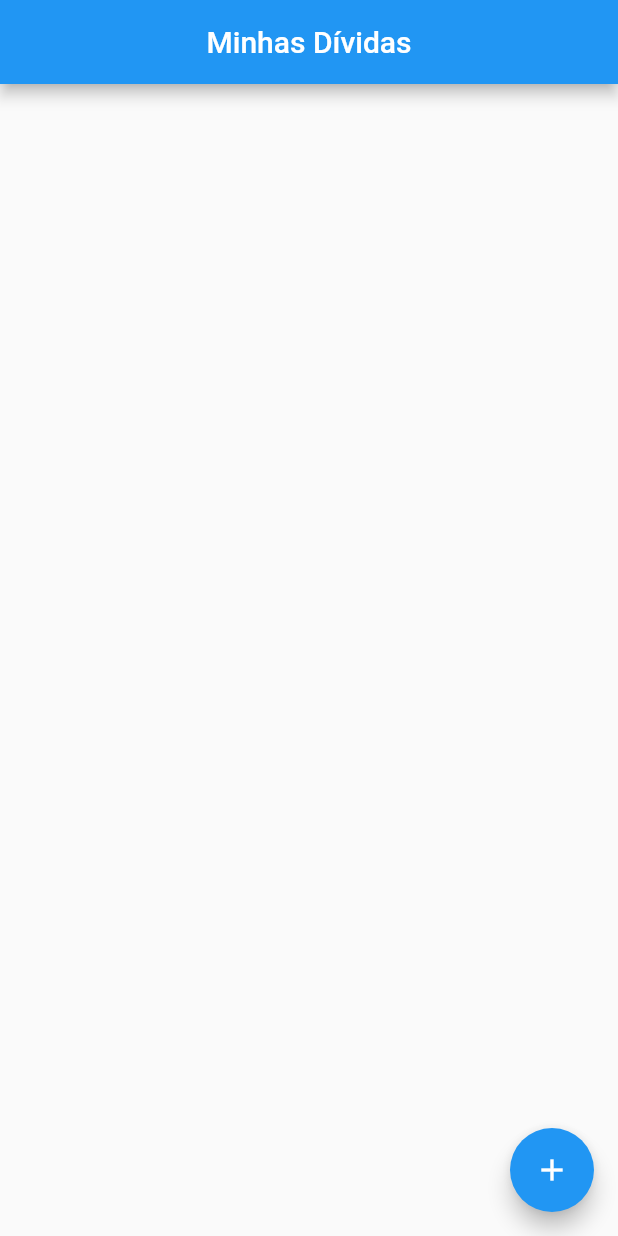
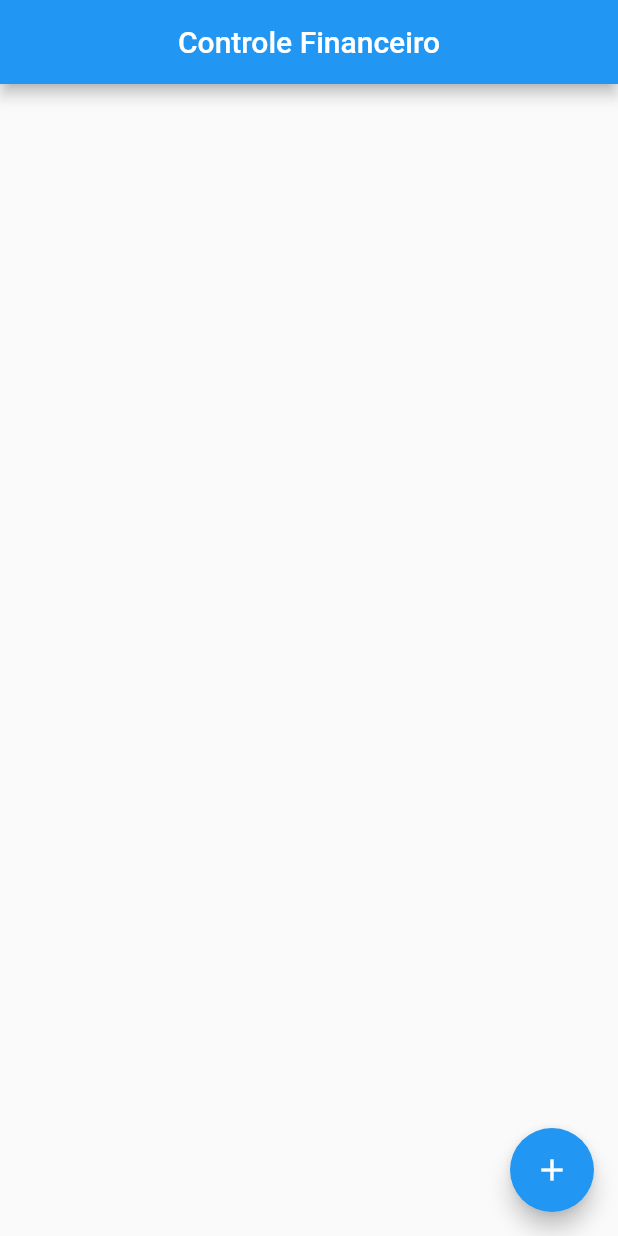
Before and after one commit to lvdamaceno/flutter_controle_monetario, a Flutter app: the screen it shows after launch, on a phone screen of 412 x 824 dp. Run offline on Flutter 3.47's test engine with Material 2 defaults, Android fonts, the phone set to English and light mode, and no system bars.

Commit message:
constantes de texto

```diff
--- a/lib/main.dart
+++ b/lib/main.dart
@@ -5,9 +5,9 @@
 import 'package:flutter/material.dart';
 import 'package:to_liso/screens/lancamento/lista.dart';
 
-void main() => runApp(to_liso_app());
+void main() => runApp(ToLisoApp());
 
-class to_liso_app extends StatelessWidget {
+class ToLisoApp extends StatelessWidget {
   @override
   Widget build(BuildContext context) {
     // TODO: implement build
--- a/lib/screens/lancamento/lista.dart
+++ b/lib/screens/lancamento/lista.dart
@@ -1,6 +1,8 @@
 import 'package:flutter/material.dart';
 import 'package:to_liso/models/lancamento.dart';
 import 'package:to_liso/screens/lancamento/formulario.dart';
+
+const _tituloAppBar = 'Controle Financeiro';
 
 class ListaLancamento extends StatefulWidget {
   final List<Lancamento> _listaLancamentos = List();
@@ -15,7 +17,7 @@ class _ListaLancamentoState extends State<ListaLancamento> {
     // TODO: implement build
     return Scaffold(
       appBar: AppBar(
-        title: Text("Minhas Dívidas"),
+        title: Text(_tituloAppBar),
         centerTitle: true,
       ),
       body: ListView.builder(
```
Also changed, not shown: lib/screens/lancamento/formulario.dart (+15 -10 lines), 1 other file.
